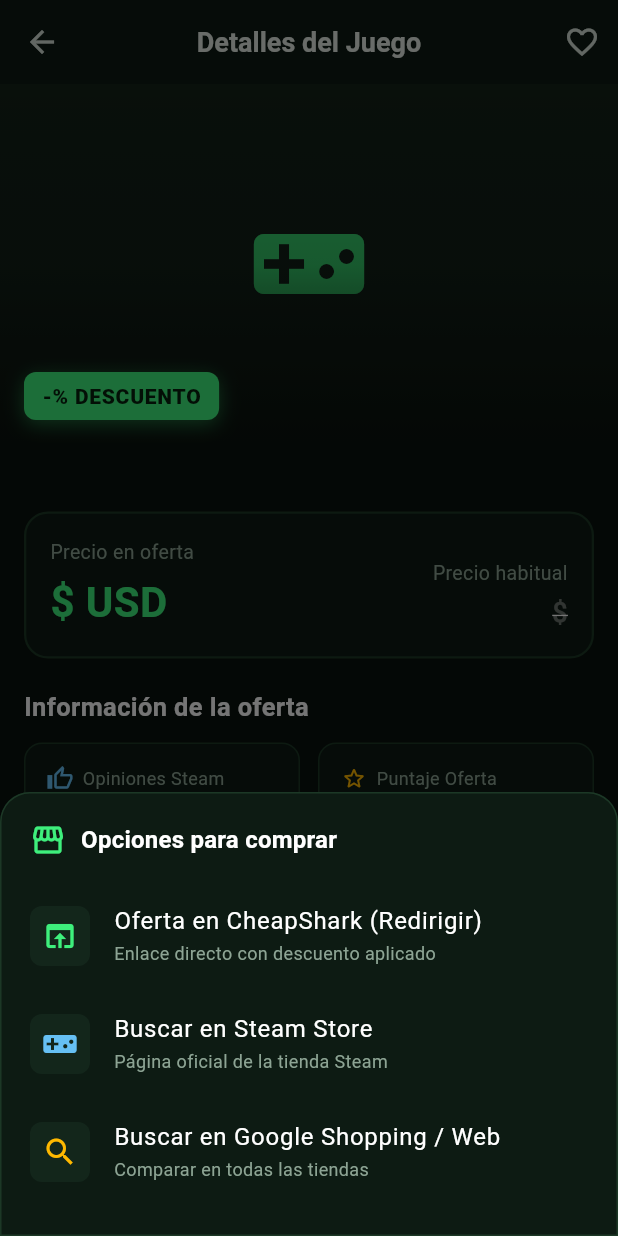
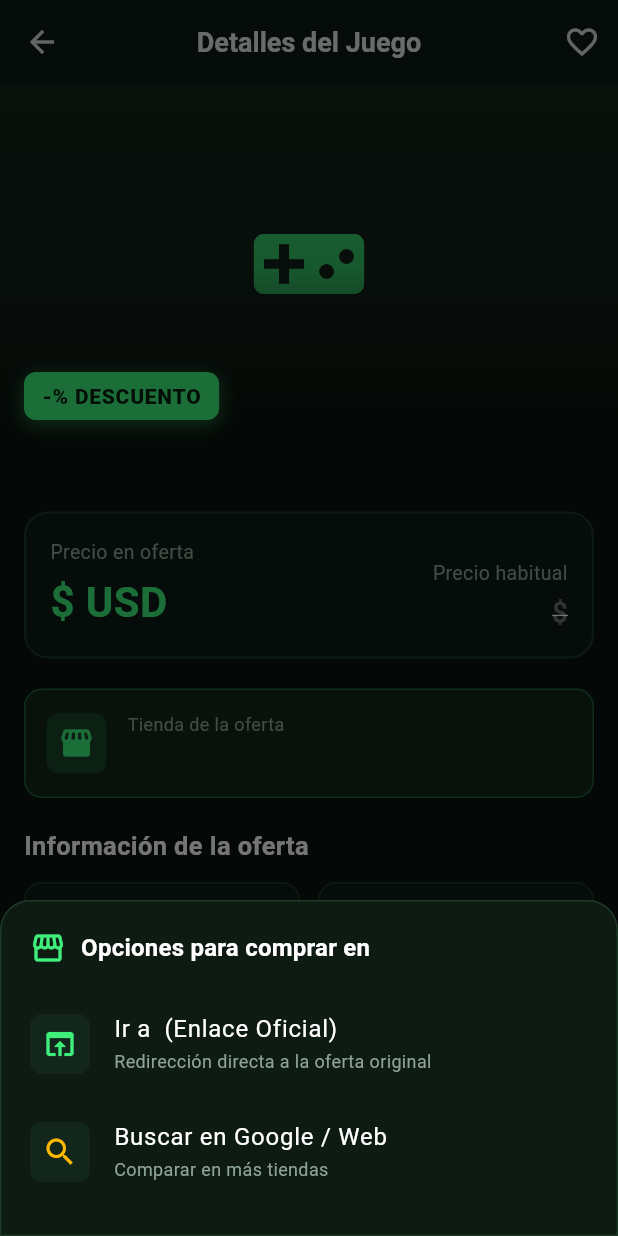
Before and after one commit to salasrincondavid-blip/Broly, a Flutter app: the DealDetailsScreen screen opened directly with empty values, after a tap on "Ir a la tienda oficial para comparar", on a phone screen of 412 x 824 dp. Run offline on Flutter 3.47's test engine with Material 3 defaults, Android fonts, the phone set to English and light mode, and no system bars; network calls fail.

Commit message:
Mejoras con respecto a cuando se va a ver detalles mostrando la tienda a la que debe pertecer, ademas de mostrar su tienda con anticipacion para saber cual es el que ofroce la oferta, ademas de lo añadido por mi parte, por ahora siendo "Descuentos legendarios", el filtrador que me tocaba

```diff
--- a/lib/features/deals/presentation/screens/deal_details_screen.dart
+++ b/lib/features/deals/presentation/screens/deal_details_screen.dart
@@ -1,6 +1,7 @@
 import 'package:flutter/material.dart';
 import 'package:url_launcher/url_launcher.dart';
 import 'package:broly_1_1/features/deals/data/models/deal_model.dart';
+import 'package:broly_1_1/features/deals/data/models/store_helper.dart';
 
 class DealDetailsScreen extends StatefulWidget {
   final DealModel deal;
@@ -16,10 +17,8 @@
 
   Future<void> _launchUri(Uri uri) async {
     try {
-      // Intentar primero con aplicación externa (navegador predeterminado)
       final launched = await launchUrl(uri, mode: LaunchMode.externalApplication);
       if (!launched) {
-        // Fallback a modo por defecto de la plataforma
         await launchUrl(uri, mode: LaunchMode.platformDefault);
       }
     } catch (_) {
@@ -39,24 +38,22 @@
   }
 
   Future<void> _openStoreUrl(BuildContext context) async {
-    // 1. Intentar enlace de CheapShark si existe dealID
     if (widget.deal.dealID.isNotEmpty) {
       final cheapSharkUri = Uri.parse('https://www.cheapshark.com/redirect?dealID=${widget.deal.dealID}');
       try {
         final launched = await launchUrl(cheapSharkUri, mode: LaunchMode.externalApplication);
         if (launched) return;
-      } catch (_) {
-        // Continuar al diálogo de opciones alternativas
-      }
+      } catch (_) {}
     }
 
-    // 2. Si falla o no hay dealID, mostrar opciones de compra directas
     if (context.mounted) {
       _showStoreOptions(context);
     }
   }
 
   void _showStoreOptions(BuildContext context) {
+    final storeName = StoreHelper.getStoreName(widget.deal.storeID);
+
     showModalBottomSheet(
       context: context,
       backgroundColor: const Color(0xFF0D1B13),
@@ -76,7 +73,7 @@
                   const Icon(Icons.storefront, color: Color(0xFF3EEF7C)),
                   const SizedBox(width: 10),
                   Text(
-                    'Opciones para comprar',
+                    'Opciones para comprar en $storeName',
                     style: Theme.of(context).textTheme.titleMedium?.copyWith(
                           color: Colors.white,
                           fontWeight: FontWeight.bold,
@@ -95,8 +92,8 @@
                   ),
                   child: const Icon(Icons.open_in_browser, color: Color(0xFF3EEF7C)),
                 ),
-                title: const Text('Oferta en CheapShark (Redirigir)', style: TextStyle(color: Colors.white)),
-                subtitle: const Text('Enlace directo con descuento aplicado', style: TextStyle(color: Color(0xFF8DA494), fontSize: 12)),
+                title: Text('Ir a $storeName (Enlace Oficial)', style: const TextStyle(color: Colors.white)),
+                subtitle: const Text('Redirección directa a la oferta original', style: TextStyle(color: Color(0xFF8DA494), fontSize: 12)),
                 onTap: () {
                   Navigator.pop(ctx);
                   final uri = Uri.parse('https://www.cheapshark.com/redirect?dealID=${widget.deal.dealID}');
@@ -111,31 +108,13 @@
                     color: const Color(0xFF13261B),
                     borderRadius: BorderRadius.circular(8),
                   ),
-                  child: const Icon(Icons.videogame_asset, color: Color(0xFF66C0F4)),
+                  child: const Icon(Icons.search, color: Color(0xFFFFB800)),
                 ),
-                title: const Text('Buscar en Steam Store', style: TextStyle(color: Colors.white)),
-                subtitle: const Text('Página oficial de la tienda Steam', style: TextStyle(color: Color(0xFF8DA494), fontSize: 12)),
+                title: const Text('Buscar en Google / Web', style: TextStyle(color: Colors.white)),
+                subtitle: const Text('Comparar en más tiendas', style: TextStyle(color: Color(0xFF8DA494), fontSize: 12)),
                 onTap: () {
                   Navigator.pop(ctx);
-                  final uri = Uri.parse('https://store.steampowered.com/search/?term=${Uri.encodeComponent(widget.deal.title)}');
-                  _launchUri(uri);
-                },
-              ),
-              ListTile(
-                contentPadding: EdgeInsets.zero,
-                leading: Container(
-                  padding: const EdgeInsets.all(8),
-                  decoration: BoxDecoration(
-                    color: const Color(0xFF13261B),
-                    borderRadius: BorderRadius.circular(8),
-                  ),
-                  child: const Icon(Icons.search, color: Color(0xFFFFB800)),
-                ),
-                title: const Text('Buscar en Google Shopping / Web', style: TextStyle(color: Colors.white)),
-                subtitle: const Text('Comparar en todas las tiendas', style: TextStyle(color: Color(0xFF8DA494), fontSize: 12)),
-                onTap: () {
-                  Navigator.pop(ctx);
-                  final uri = Uri.parse('https://www.google.com/search?q=${Uri.encodeComponent('${widget.deal.title} comprar videojuego oferta')}');
+                  final uri = Uri.parse('https://www.google.com/search?q=${Uri.encodeComponent('${widget.deal.title} $storeName comprar oferta')}');
                   _launchUri(uri);
                 },
               ),
@@ -376,6 +355,53 @@
                           ),
                           const SizedBox(height: 20),
 
+                          // Tienda que vende la oferta
+                          Container(
+                            padding: const EdgeInsets.all(14),
+                            decoration: BoxDecoration(
+                              color: const Color(0xFF11261B),
+                              borderRadius: BorderRadius.circular(12),
+                              border: Border.all(color: const Color(0xFF3EEF7C).withValues(alpha: 0.3)),
+                            ),
+                            child: Row(
+                              children: [
+                                Container(
+                                  padding: const EdgeInsets.all(8),
+                                  decoration: BoxDecoration(
+                                    color: const Color(0xFF3EEF7C).withValues(alpha: 0.15),
+                                    borderRadius: BorderRadius.circular(8),
+                                  ),
+                                  child: const Icon(Icons.storefront_rounded, color: Color(0xFF3EEF7C), size: 24),
+                                ),
+                                const SizedBox(width: 14),
+                                Expanded(
+                                  child: Column(
+                                    crossAxisAlignment: CrossAxisAlignment.start,
+                                    children: [
+                                      const Text(
+                                        'Tienda de la oferta',
+                                        style: TextStyle(
+                                          color: Color(0xFF8DA494),
+                                          fontSize: 12,
+                                        ),
+                                      ),
+                                      const SizedBox(height: 2),
+                                      Text(
+                                        StoreHelper.getStoreName(deal.storeID),
+                                        style: const TextStyle(
+                                          color: Colors.white,
+                                          fontSize: 17,
+                                          fontWeight: FontWeight.bold,
+                                        ),
+                                      ),
+                                    ],
+                                  ),
+                                ),
+                              ],
+                            ),
+                          ),
+                          const SizedBox(height: 20),
+
                           // Métricas y Calificaciones
                           const Text(
                             'Información de la oferta',
@@ -389,11 +415,11 @@
 
                           Row(
                             children: [
-                              // Calificación Steam
+                              // Calificación Steam (Comunidad PC)
                               Expanded(
                                 child: _buildInfoCard(
                                   icon: Icons.thumb_up_alt_outlined,
-                                  title: 'Opiniones Steam',
+                                  title: 'Rating PC (Steam)',
                                   value: deal.steamRatingPercent != '0'
                                       ? '${deal.steamRatingPercent}%'
                                       : 'N/D',
@@ -422,14 +448,14 @@
                               borderRadius: BorderRadius.circular(12),
                               border: Border.all(color: const Color(0xFF1C3826)),
                             ),
-                            child: const Row(
+                            child: Row(
                               children: [
-                                Icon(Icons.verified_outlined, color: Color(0xFF3EEF7C), size: 24),
-                                SizedBox(width: 12),
+                                const Icon(Icons.verified_outlined, color: Color(0xFF3EEF7C), size: 24),
+                                const SizedBox(width: 12),
                                 Expanded(
                                   child: Text(
-                                    'Claves 100% legítimas directas de tiendas autorizadas por CheapShark.',
-                                    style: TextStyle(
+                                    'Clave digital 100% oficial vendida directamente por ${StoreHelper.getStoreName(deal.storeID)}.',
+                                    style: const TextStyle(
                                       color: Color(0xFFB0C4B5),
                                       fontSize: 13,
                                       height: 1.3,
```
Also changed, not shown: lib/features/deals/data/datasources/cheapshark_remote_datasource.dart (+35 -3 lines), lib/features/deals/presentation/widgets/deal_card.dart (+18 -0 lines), lib/features/home/presentation/screens/main_navigation_screen.dart (+7 -5 lines).
